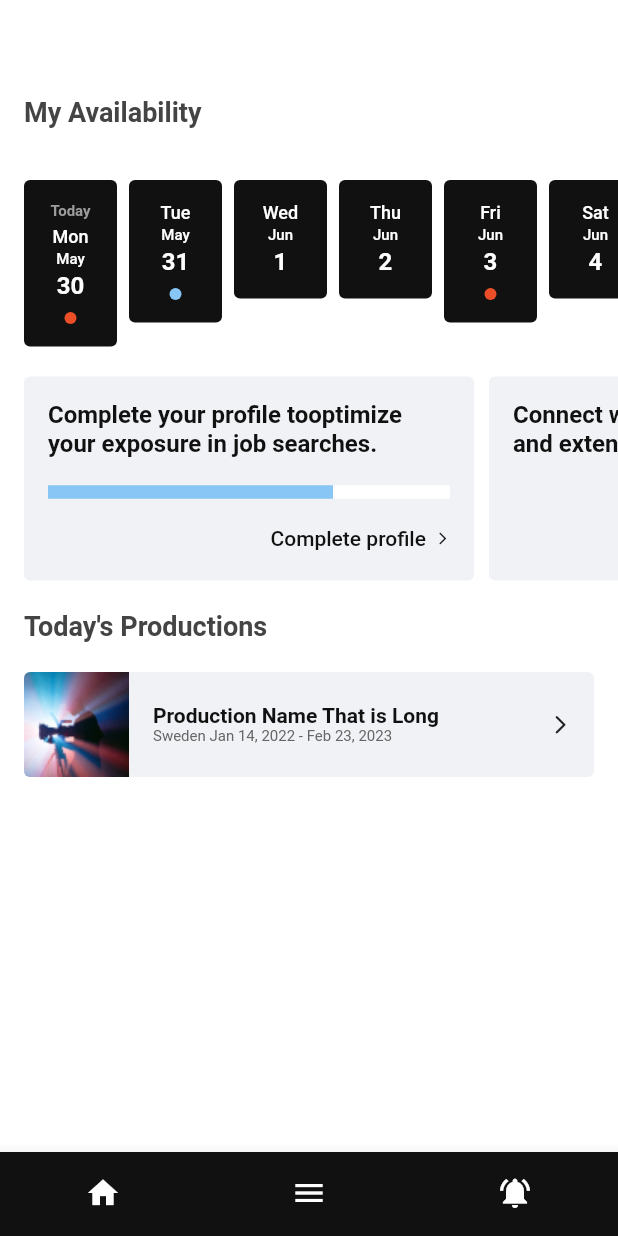
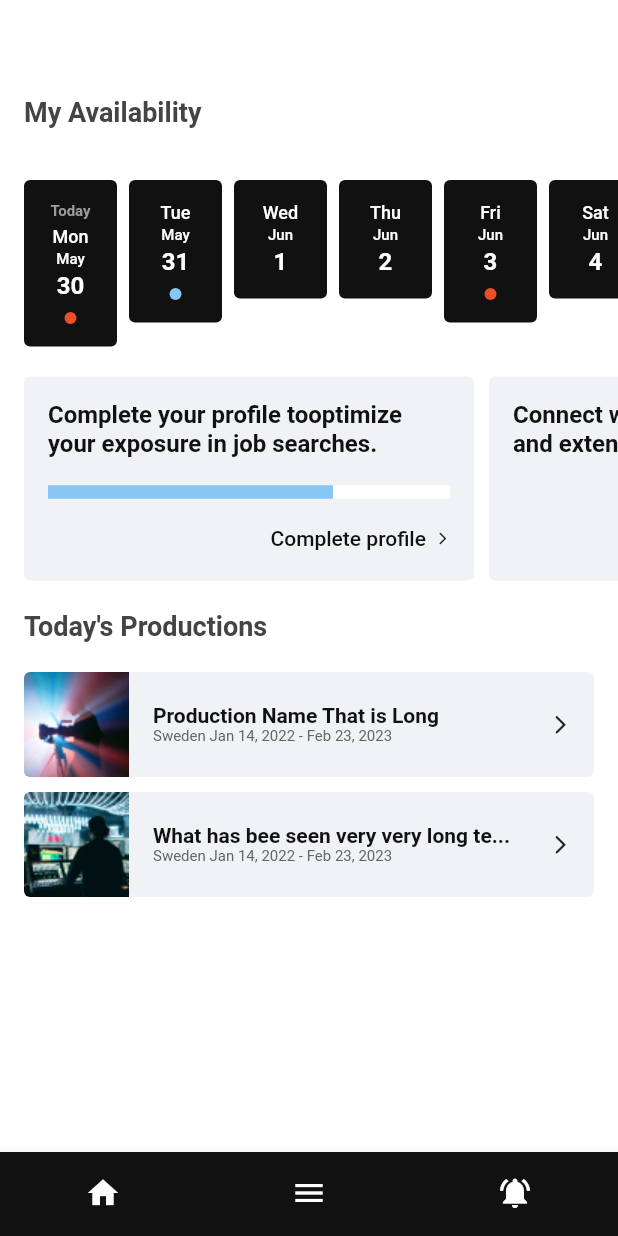
Before and after one commit to sdf0106/qyre_test_app, a Flutter app: the screen it shows after launch, on a phone screen of 412 x 824 dp. Run offline on Flutter 3.47's test engine with Material 2 defaults, Android fonts, the light colour scheme and no system bars; our stand-ins replace bloc, dartz, flutter_bloc, flutter_svg, freezed_annotation, get_it and 1 more; Roboto replaces fonts that are missing (Matter).

Commit message:
feat(productions): fully completed

```diff
--- /dev/null
+++ b/lib/core/helpers/production_generator.dart
@@ -0,0 +1,24 @@
+import 'package:qyre_test_app/features/productions/domain/entities/production.dart';
+
+import '../consts/image_paths.dart';
+
+class ProductionGenerator {
+  ProductionGenerator._();
+  static Iterable<Production> productionGenerator() sync* {
+    yield Production(
+      productName: 'Production Name That is Long',
+      imagePath: ImagePaths.firstProdImage,
+      location: 'Sweden',
+      startTime: DateTime(2022, 1, 14),
+      endTime: DateTime(2023, 2, 23),
+    );
+
+    yield Production(
+      productName: 'What has bee seen very very long te...',
+      imagePath: ImagePaths.secondProdImage,
+      location: 'Sweden',
+      startTime: DateTime(2022, 1, 14),
+      endTime: DateTime(2023, 2, 23),
+    );
+  }
+}
--- a/lib/core/helpers/week_generator.dart
+++ b/lib/core/helpers/week_generator.dart
@@ -1,6 +1,7 @@
 import 'package:qyre_test_app/features/availability/domain/entities/day.dart';
 
 class WeekGenerator {
+  WeekGenerator._();
   static Iterable<Day> weekGenerator(DateTime day) sync* {
     bool? isAvailable(int index) {
       if (index == 0 || index == 4) {
--- a/lib/features/availability/domain/entities/day.dart
+++ b/lib/features/availability/domain/entities/day.dart
@@ -4,7 +4,7 @@ part 'day.freezed.dart';
 
 @freezed
 class Day with _$Day {
-  factory Day({
+  const factory Day({
     required DateTime dateTime,
     bool? isAvailable,
   }) = _Day;
--- /dev/null
+++ b/lib/features/productions/domain/blocs/bloc/get_productions_bloc.dart
@@ -0,0 +1,37 @@
+import 'package:bloc/bloc.dart';
+import 'package:freezed_annotation/freezed_annotation.dart';
+import 'package:injectable/injectable.dart';
+
+import '../../entities/production.dart';
+import '../../repository/productions_repository.dart';
+
+part 'get_productions_event.dart';
+part 'get_productions_state.dart';
+part 'get_productions_bloc.freezed.dart';
+
+@injectable
+class GetProductionsBloc
+    extends Bloc<GetProductionsEvent, GetProductionsState> {
+  final ProductionsRepository repository;
+  GetProductionsBloc(
+    this.repository,
+  ) : super(const _Initial()) {
+    on<GetProductionsEvent>(_getProductions);
+  }
+
+  void _getProductions(
+    GetProductionsEvent event,
+    Emitter<GetProductionsState> emit,
+  ) async {
+    emit(const _Loading());
+    final result = await repository.getProdctions();
+    result.fold(
+      (l) => emit(
+        _Failure(l.errorMessage),
+      ),
+      (r) => emit(
+        _ProductsGotten(r),
+      ),
+    );
+  }
+}
--- /dev/null
+++ b/lib/features/productions/domain/blocs/bloc/get_productions_event.dart
@@ -0,0 +1,6 @@
+part of 'get_productions_bloc.dart';
+
+@freezed
+class GetProductionsEvent with _$GetProductionsEvent {
+  const factory GetProductionsEvent.getProductions() = _GetProductions;
+}
--- /dev/null
+++ b/lib/features/productions/domain/blocs/bloc/get_productions_state.dart
@@ -0,0 +1,10 @@
+part of 'get_productions_bloc.dart';
+
+@freezed
+class GetProductionsState with _$GetProductionsState {
+  const factory GetProductionsState.initial() = _Initial;
+  const factory GetProductionsState.loading() = _Loading;
+  const factory GetProductionsState.productsGotten(List<Production> prods) =
+      _ProductsGotten;
+  const factory GetProductionsState.failure(String message) = _Failure;
+}
--- /dev/null
+++ b/lib/features/productions/domain/entities/production.dart
@@ -0,0 +1,14 @@
+import 'package:freezed_annotation/freezed_annotation.dart';
+
+part 'production.freezed.dart';
+
+@freezed
+class Production with _$Production {
+  const factory Production({
+    required final String productName,
+    required final String imagePath,
+    required final String location,
+    required final DateTime startTime,
+    required final DateTime endTime,
+  }) = _Production;
+}
--- /dev/null
+++ b/lib/features/productions/domain/repository/productions_repository.dart
@@ -0,0 +1,7 @@
+import 'package:dartz/dartz.dart';
+import 'package:qyre_test_app/core/errors/failures.dart';
+import 'package:qyre_test_app/features/productions/domain/entities/production.dart';
+
+abstract class ProductionsRepository {
+  Future<Either<Failure, List<Production>>> getProdctions();
+}
--- a/lib/features/productions/presentation/widgets/production_card.dart
+++ b/lib/features/productions/presentation/widgets/production_card.dart
@@ -1,12 +1,21 @@
 import 'package:flutter/material.dart';
-import 'package:flutter_svg/flutter_svg.dart';
-import 'package:qyre_test_app/core/consts/image_paths.dart';
+import 'package:intl/intl.dart';
 
 import '../../../../config/theme/palette.dart';
 
 class ProductionCard extends StatelessWidget {
+  final String productName;
+  final String imagePath;
+  final String location;
+  final DateTime startTime;
+  final DateTime endTime;
   const ProductionCard({
     Key? key,
+    required this.productName,
+    required this.imagePath,
+    required this.location,
+    required this.startTime,
+    required this.endTime,
   }) : super(key: key);
 
   @override
@@ -21,34 +30,8 @@ class ProductionCard extends StatelessWidget {
         ),
         child: Row(
           children: [
-            Container(
-              width: 70.0,
-              margin: const EdgeInsets.only(right: 16.0),
-              decoration: const BoxDecoration(
-                image: DecorationImage(
-                  image: AssetImage(ImagePaths.firstProdImage),
-                  fit: BoxFit.cover,
-                ),
-                borderRadius: BorderRadius.only(
-                  topLeft: Radius.circular(4.0),
-                  bottomLeft: Radius.circular(4.0),
-                ),
-              ),
-            ),
-            RichText(
-              text: TextSpan(
-                children: [
-                  TextSpan(
-                    text: 'Production Name That is Long\n',
-                    style: Theme.of(context).textTheme.headline3,
-                  ),
-                  TextSpan(
-                    text: 'Sweden Jan 14, 2022 - Feb 23, 2023',
-                    style: Theme.of(context).textTheme.headline6,
-                  ),
-                ],
-              ),
-            ),
+            _imageContainer(imagePath),
+            _productionDescription(context),
             Expanded(
               child: Container(
                 margin: const EdgeInsets.only(right: 15.0),
@@ -66,4 +49,46 @@ class ProductionCard extends StatelessWidget {
       ),
     );
   }
+
+  SingleChildScrollView _productionDescription(
+    BuildContext context,
+  ) {
+    final formatter = DateFormat('MMM d, yyyy');
+    return SingleChildScrollView(
+      scrollDirection: Axis.horizontal,
+      physics: const NeverScrollableScrollPhysics(),
+      child: RichText(
+        text: TextSpan(
+          children: [
+            TextSpan(
+              text: '$productName \n',
+              style: Theme.of(context).textTheme.headline3,
+            ),
+            TextSpan(
+              text:
+                  '$location ${formatter.format(startTime)} - ${formatter.format(endTime)}',
+              style: Theme.of(context).textTheme.headline6,
+            ),
+          ],
+        ),
+      ),
+    );
+  }
+
+  Container _imageContainer(String imagePath) {
+    return Container(
+      width: 70.0,
+      margin: const EdgeInsets.only(right: 16.0),
+      decoration: BoxDecoration(
+        image: DecorationImage(
+          image: AssetImage(imagePath),
+          fit: BoxFit.cover,
+        ),
+        borderRadius: const BorderRadius.only(
+          topLeft: Radius.circular(4.0),
+          bottomLeft: Radius.circular(4.0),
+        ),
+      ),
+    );
+  }
 }
--- a/lib/features/productions/presentation/widgets/production_cards_list.dart
+++ b/lib/features/productions/presentation/widgets/production_cards_list.dart
@@ -1,5 +1,13 @@
 import 'package:flutter/material.dart';
+import 'package:flutter_bloc/flutter_bloc.dart';
+import 'package:qyre_test_app/core/widgets.dart/circular_progress_indicator.dart';
+import 'package:qyre_test_app/core/widgets.dart/error_text.dart';
 import 'package:qyre_test_app/features/productions/presentation/widgets/production_card.dart';
+import 'package:qyre_test_app/features/productions/presentation/widgets/productions_placeholder.dart';
+
+import '../../../../injection.dart';
+import '../../domain/blocs/bloc/get_productions_bloc.dart';
+import '../../domain/entities/production.dart';
 
 class ProductCardsList extends StatelessWidget {
   const ProductCardsList({
@@ -8,7 +16,12 @@ class ProductCardsList extends StatelessWidget {
 
   @override
   Widget build(BuildContext context) {
-    return Padding(
+    return BlocProvider(
+      create: (_) => getIt<GetProductionsBloc>()
+        ..add(
+          const GetProductionsEvent.getProductions(),
+        ),
+      child: Padding(
         padding: const EdgeInsets.symmetric(horizontal: 16.0),
         child: Column(
           crossAxisAlignment: CrossAxisAlignment.start,
@@ -18,9 +31,57 @@ class ProductCardsList extends StatelessWidget {
               style: Theme.of(context).textTheme.headline1,
             ),
             const SizedBox(height: 20.0),
-          const ProductionCard(),
+            const _ProductCardListContent(),
           ],
+        ),
       ),
     );
   }
 }
+
+class _ProductCardListContent extends StatelessWidget {
+  const _ProductCardListContent({
+    Key? key,
+  }) : super(key: key);
+
+  @override
+  Widget build(BuildContext context) {
+    late Widget widget;
+    return BlocBuilder<GetProductionsBloc, GetProductionsState>(
+      builder: (context, state) {
+        state.maybeWhen(
+          loading: () {
+            widget = const QyreCircularProgressIndicator();
+          },
+          productsGotten: (List<Production> prods) {
+            widget = _listProvider(prods);
+          },
+          failure: (String errorMessage) {
+            widget = ErrorText(text: errorMessage);
+          },
+          orElse: () {
+            widget = const PoductionsPlaceHolder();
+          },
+        );
+        return widget;
+      },
+    );
+  }
+
+  Column _listProvider(List<Production> prods) {
+    return Column(
+      children: [
+        for (int i = 0; i < 2; i++) ...[
+          ProductionCard(
+            productName: prods[i].productName,
+            imagePath: prods[i].imagePath,
+            location: prods[i].location,
+            startTime: prods[i].startTime,
+            endTime: prods[i].endTime,
+          ),
+          const SizedBox(height: 10.0),
+        ],
+      ],
+    );
+  }
+}
```
Also changed, not shown: lib/features/productions/data/repository/productions_repository_impl.dart (added, +15 -0 lines), lib/features/productions/presentation/widgets/productions_placeholder.dart (added, +35 -0 lines), lib/features/availability/domain/entities/day.freezed.dart, lib/features/productions/domain/blocs/bloc/get_productions_bloc.freezed.dart (added), lib/features/productions/domain/entities/production.freezed.dart (added), lib/injection.config.dart. Lines whose indentation alone changed are shown as unchanged.
